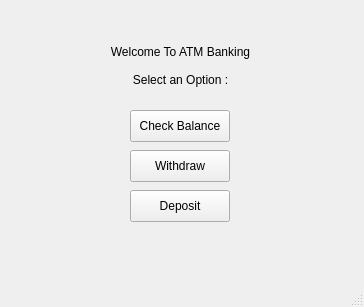
Old version of the form BankingSystem/loggedin.ui in the repository danialross/BankingSystem.
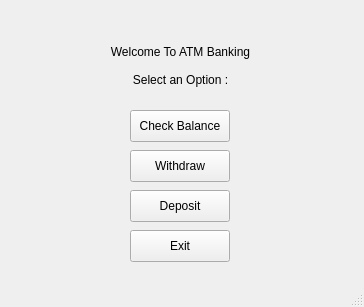
New version of the form.

What changed in the file:
```diff
--- a/BankingSystem/loggedin.ui
+++ b/BankingSystem/loggedin.ui
@@ -71,6 +71,19 @@
      <string>Deposit</string>
     </property>
    </widget>
+   <widget class="QPushButton" name="exitButton">
+    <property name="geometry">
+     <rect>
+      <x>130</x>
+      <y>230</y>
+      <width>100</width>
+      <height>32</height>
+     </rect>
+    </property>
+    <property name="text">
+     <string>Exit</string>
+    </property>
+   </widget>
   </widget>
   <widget class="QMenuBar" name="menubar">
    <property name="geometry">
```
